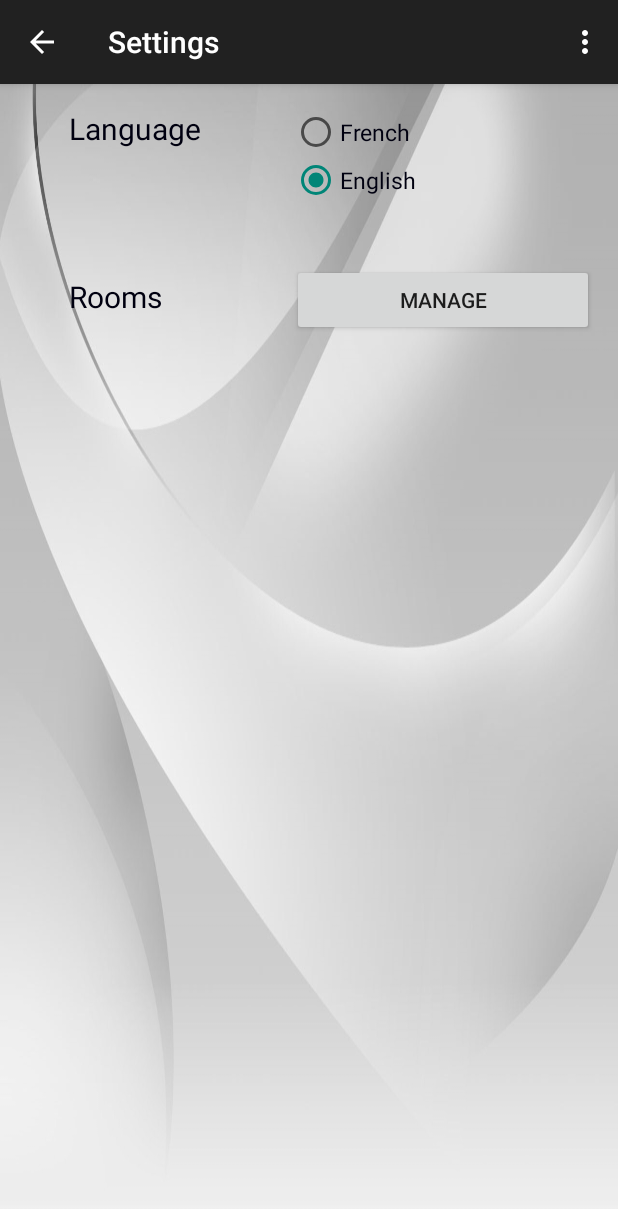
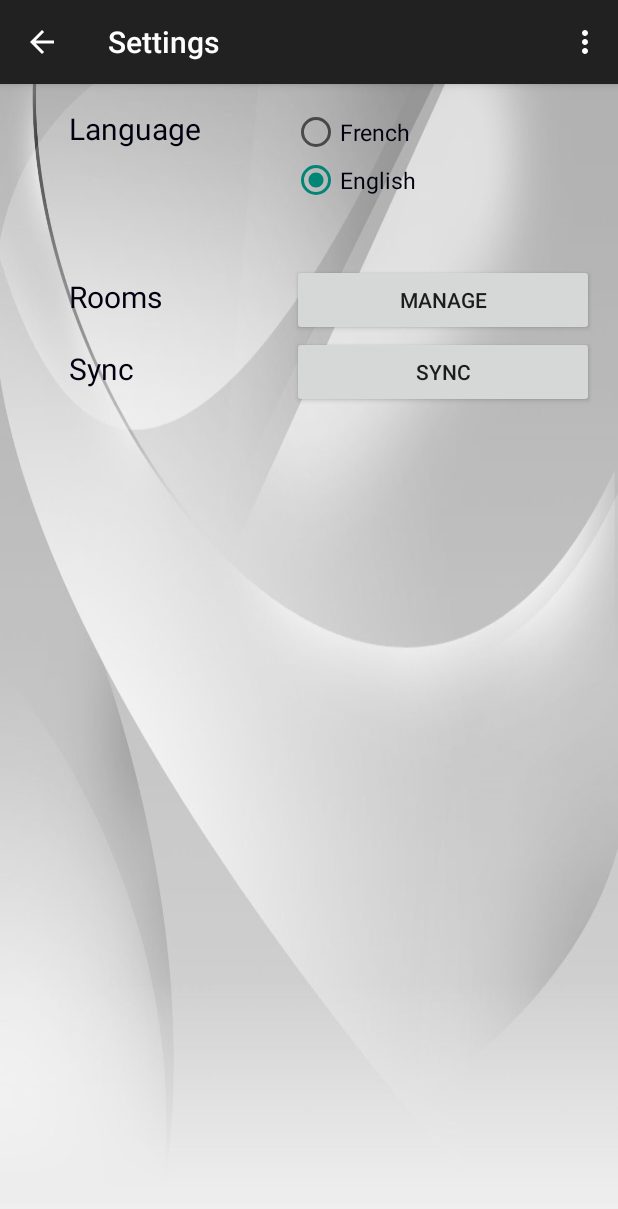
Before and after one commit to anthonycheseaux/ProjetCloud, an Android app: the Settings screen opened directly, with no data from a screen before it, on a phone screen of 412 x 824 dp. Shown: the top 1209 px of the screen. Run offline under Robolectric (Android 15) with nearby library versions, the phone set to English and light mode, and no system bars.

Commit message:
asynctask hello + settings button and function + hi manfred

```diff
--- a/ProjetAndroid/app/src/main/java/hevs/labo/projetandroid/Settings.java
+++ b/ProjetAndroid/app/src/main/java/hevs/labo/projetandroid/Settings.java
@@ -1,11 +1,13 @@
 package hevs.labo.projetandroid;
 
+import android.content.Context;
 import android.content.Intent;
 import android.content.res.Configuration;
 import android.content.res.Resources;
 import android.os.Bundle;
 import android.support.v7.app.AppCompatActivity;
 import android.util.DisplayMetrics;
+import android.util.Pair;
 import android.view.Menu;
 import android.view.MenuItem;
 import android.view.View;
@@ -109,6 +111,10 @@ public class Settings extends AppCompatActivity {
         startActivity(intent);
     }
 
+    public void sync(View view){
+        new EndpointsAsyncTaskHello().execute(new Pair<Context, String>(this, "Manfred"));
+    }
+
     public void setLocale(String lang) {
         myLocale = new Locale(lang);
         Resources res = getResources();
--- a/ProjetAndroid/app/src/main/res/layout/activity_settings.xml
+++ b/ProjetAndroid/app/src/main/res/layout/activity_settings.xml
@@ -87,6 +87,32 @@
 
         </LinearLayout>
 
+        <LinearLayout
+            android:layout_width="fill_parent"
+            android:layout_height="wrap_content"
+            android:orientation="horizontal">
+
+            <TextView
+                android:id="@+id/tv_settings_sync"
+                android:layout_width="0dp"
+                android:layout_height="wrap_content"
+                android:layout_marginLeft="30dp"
+                android:layout_marginRight="15dp"
+                android:layout_weight="40"
+                android:text="Sync"
+                android:textColor="#000010"
+                android:textSize="20dp" />
+
+            <Button
+                android:id="@+id/button_sync"
+                android:layout_width="0dp"
+                android:layout_height="wrap_content"
+                android:layout_weight="60"
+                android:onClick="sync"
+                android:text="Sync" />
+
+        </LinearLayout>
+
     </LinearLayout>
 
 </LinearLayout>
```
Also changed, not shown: ProjetAndroid/app/src/main/java/hevs/labo/projetandroid/EndpointsAsyncTaskHello.java (added, +58 -0 lines), 89 other files.
